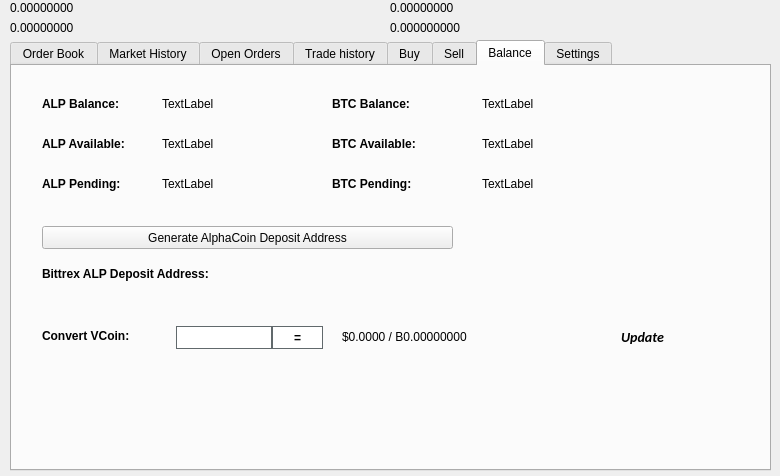
First picture: the form in src/qt/forms/tradingdialog.ui, repository revivalist777/quarck, before the edit.
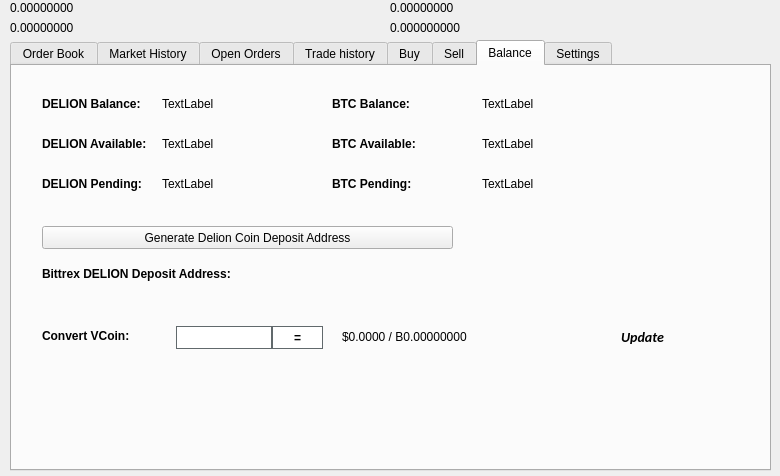
Second picture: the form after the edit. The open tabs and pages were chosen to show the change. Icons and pictures are not drawn.

Patch:
```diff
--- a/src/qt/forms/tradingdialog.ui
+++ b/src/qt/forms/tradingdialog.ui
@@ -2762,7 +2762,7 @@
       </font>
      </property>
      <property name="text">
-      <string>ALP Balance:</string>
+      <string>DELION Balance:</string>
      </property>
     </widget>
     <widget class="QLabel" name="label_12">
@@ -2813,7 +2813,7 @@
       </font>
      </property>
      <property name="text">
-      <string>ALP Available:</string>
+      <string>DELION Available:</string>
      </property>
     </widget>
     <widget class="QLabel" name="label_14">
@@ -2832,7 +2832,7 @@
       </font>
      </property>
      <property name="text">
-      <string>ALP Pending:</string>
+      <string>DELION Pending:</string>
      </property>
     </widget>
     <widget class="QLabel" name="ALPPendingLabel">
@@ -2928,7 +2928,7 @@
       </font>
      </property>
      <property name="text">
-      <string>Bittrex ALP Deposit Address:</string>
+      <string>Bittrex DELION Deposit Address:</string>
      </property>
     </widget>
     <widget class="QPushButton" name="GenDepositBTN">
@@ -2941,7 +2941,7 @@
       </rect>
      </property>
      <property name="text">
-      <string>Generate AlphaCoin Deposit Address</string>
+      <string>Generate Delion Coin Deposit Address</string>
      </property>
      <property name="icon">
       <iconset resource="../alp.qrc">
```
Left out of the diff: 34 changed lines with no effect on the pictures.
